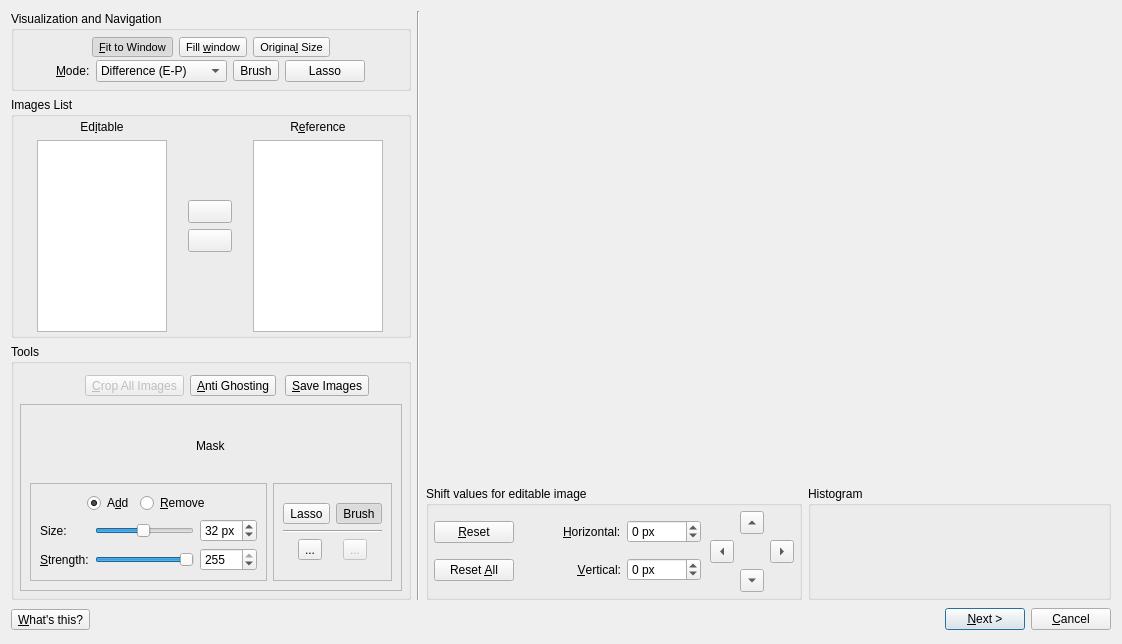
Old version of the form src/HdrWizard/EditingTools.ui in the repository LuminanceHDR/LuminanceHDR.
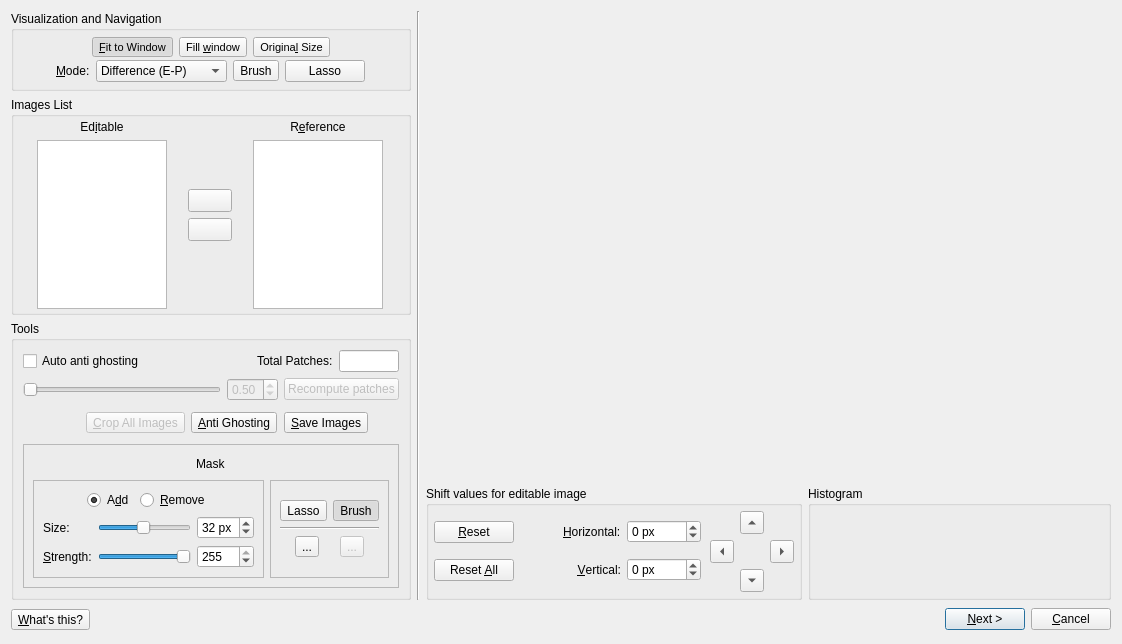
New version of the form. Icons and pictures are not drawn.

Commit message: [Auto antighosting]: Visualize patches in EditingTools

```diff
--- a/src/HdrWizard/EditingTools.ui
+++ b/src/HdrWizard/EditingTools.ui
@@ -502,14 +502,105 @@
            <property name="title">
             <string>Tools</string>
            </property>
-           <layout class="QVBoxLayout">
-            <property name="spacing">
-             <number>3</number>
-            </property>
-            <property name="margin">
-             <number>6</number>
-            </property>
-            <item>
+           <layout class="QGridLayout" name="gridLayout_7">
+            <item row="0" column="0">
+             <layout class="QVBoxLayout" name="verticalLayout_8">
+              <item>
+               <layout class="QHBoxLayout" name="horizontalLayout_8">
+                <item>
+                 <widget class="QCheckBox" name="autoAG_checkBox">
+                  <property name="text">
+                   <string>Auto anti ghosting</string>
+                  </property>
+                 </widget>
+                </item>
+                <item>
+                 <spacer name="horizontalSpacer">
+                  <property name="orientation">
+                   <enum>Qt::Horizontal</enum>
+                  </property>
+                  <property name="sizeHint" stdset="0">
+                   <size>
+                    <width>40</width>
+                    <height>20</height>
+                   </size>
+                  </property>
+                 </spacer>
+                </item>
+                <item>
+                 <widget class="QLabel" name="label_2">
+                  <property name="text">
+                   <string>Total Patches:</string>
+                  </property>
+                 </widget>
+                </item>
+                <item>
+                 <widget class="QLineEdit" name="totalPatches_lineEdit">
+                  <property name="sizePolicy">
+                   <sizepolicy hsizetype="Fixed" vsizetype="Fixed">
+                    <horstretch>0</horstretch>
+                    <verstretch>0</verstretch>
+                   </sizepolicy>
+                  </property>
+                  <property name="minimumSize">
+                   <size>
+                    <width>60</width>
+                    <height>0</height>
+                   </size>
+                  </property>
+                  <property name="maximumSize">
+                   <size>
+                    <width>60</width>
+                    <height>16777215</height>
+                   </size>
+                  </property>
+                 </widget>
+                </item>
+               </layout>
+              </item>
+              <item>
+               <layout class="QHBoxLayout" name="horizontalLayout_7">
+                <item>
+                 <widget class="QSlider" name="threshold_horizontalSlider">
+                  <property name="enabled">
+                   <bool>false</bool>
+                  </property>
+                  <property name="orientation">
+                   <enum>Qt::Horizontal</enum>
+                  </property>
+                 </widget>
+                </item>
+                <item>
+                 <widget class="QDoubleSpinBox" name="threshold_doubleSpinBox">
+                  <property name="enabled">
+                   <bool>false</bool>
+                  </property>
+                  <property name="maximum">
+                   <double>1.000000000000000</double>
+                  </property>
+                  <property name="singleStep">
+                   <double>0.010000000000000</double>
+                  </property>
+                  <property name="value">
+                   <double>0.500000000000000</double>
+                  </property>
+                 </widget>
+                </item>
+                <item>
+                 <widget class="QPushButton" name="recomputePatches_pushButton">
+                  <property name="enabled">
+                   <bool>false</bool>
+                  </property>
+                  <property name="text">
+                   <string>Recompute patches</string>
+                  </property>
+                 </widget>
+                </item>
+               </layout>
+              </item>
+             </layout>
+            </item>
+            <item row="1" column="0">
              <layout class="QHBoxLayout">
               <property name="spacing">
                <number>6</number>
@@ -640,7 +731,7 @@
               </item>
              </layout>
             </item>
-            <item>
+            <item row="2" column="0">
              <widget class="QFrame" name="drawingModeFrame">
               <property name="frameShape">
                <enum>QFrame::StyledPanel</enum>
```
Left out of the diff: 48 changed lines with no effect on the pictures. The commit also changes 9 other files.
